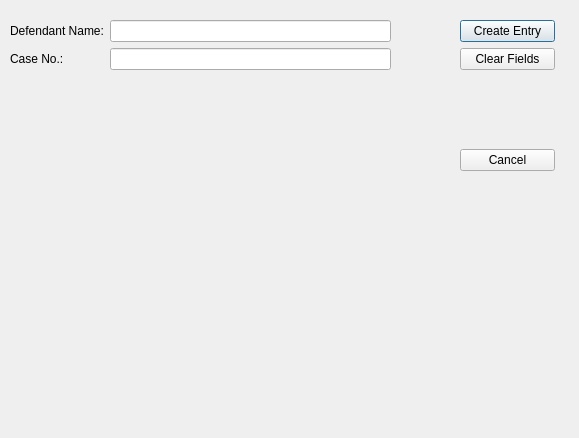
Before: the Qt Designer form ui/TransferEntryDialog.ui in HunterProgram22/MuniEntry, drawn with Qt 5.
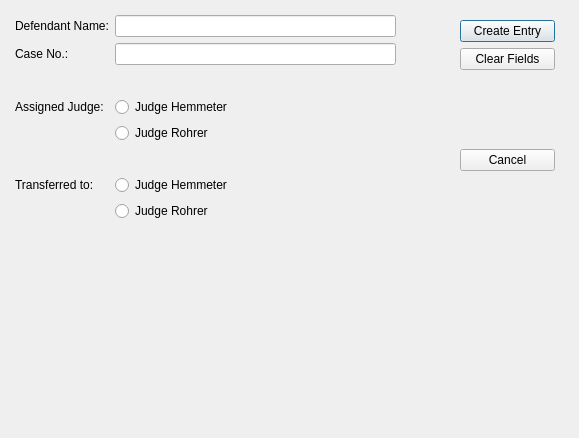
After: the same form once the commit is applied.

Commit message: Added Transfer Entry code and template

```diff
--- a/ui/TransferEntryDialog.ui
+++ b/ui/TransferEntryDialog.ui
@@ -62,10 +62,10 @@
   <widget class="QWidget" name="layoutWidget">
    <property name="geometry">
     <rect>
-     <x>5</x>
-     <y>15</y>
+     <x>10</x>
+     <y>10</y>
      <width>391</width>
-     <height>161</height>
+     <height>421</height>
     </rect>
    </property>
    <layout class="QFormLayout" name="formLayout">
@@ -99,7 +99,113 @@
      </widget>
     </item>
     <item row="1" column="1">
-     <widget class="QLineEdit" name="lineEdit_2"/>
+     <widget class="QLineEdit" name="case_no"/>
+    </item>
+    <item row="2" column="0">
+     <spacer name="horizontalSpacer">
+      <property name="orientation">
+       <enum>Qt::Horizontal</enum>
+      </property>
+      <property name="sizeHint" stdset="0">
+       <size>
+        <width>40</width>
+        <height>20</height>
+       </size>
+      </property>
+     </spacer>
+    </item>
+    <item row="3" column="0">
+     <widget class="QLabel" name="label_3">
+      <property name="text">
+       <string>Assigned Judge:</string>
+      </property>
+     </widget>
+    </item>
+    <item row="3" column="1">
+     <widget class="QRadioButton" name="radioButton_2">
+      <property name="text">
+       <string>Judge Hemmeter</string>
+      </property>
+      <attribute name="buttonGroup">
+       <string notr="true">buttonGroup</string>
+      </attribute>
+     </widget>
+    </item>
+    <item row="4" column="1">
+     <widget class="QRadioButton" name="radioButton">
+      <property name="text">
+       <string>Judge Rohrer</string>
+      </property>
+      <attribute name="buttonGroup">
+       <string notr="true">buttonGroup</string>
+      </attribute>
+     </widget>
+    </item>
+    <item row="5" column="0">
+     <spacer name="horizontalSpacer_2">
+      <property name="orientation">
+       <enum>Qt::Horizontal</enum>
+      </property>
+      <property name="sizeHint" stdset="0">
+       <size>
+        <width>40</width>
+        <height>20</height>
+       </size>
+      </property>
+     </spacer>
+    </item>
+    <item row="5" column="1">
+     <spacer name="horizontalSpacer_3">
+      <property name="orientation">
+       <enum>Qt::Horizontal</enum>
+      </property>
+      <property name="sizeHint" stdset="0">
+       <size>
+        <width>40</width>
+        <height>20</height>
+       </size>
+      </property>
+     </spacer>
+    </item>
+    <item row="2" column="1">
+     <spacer name="horizontalSpacer_4">
+      <property name="orientation">
+       <enum>Qt::Horizontal</enum>
+      </property>
+      <property name="sizeHint" stdset="0">
+       <size>
+        <width>40</width>
+        <height>20</height>
+       </size>
+      </property>
+     </spacer>
+    </item>
+    <item row="6" column="0">
+     <widget class="QLabel" name="label_4">
+      <property name="text">
+       <string>Transferred to:</string>
+      </property>
+     </widget>
+    </item>
+    <item row="6" column="1">
+     <widget class="QRadioButton" name="radioButton_3">
+      <property name="text">
+       <string>Judge Hemmeter</string>
+      </property>
+      <attribute name="buttonGroup">
+       <string notr="true">buttonGroup_2</string>
+      </attribute>
+     </widget>
+    </item>
+    <item row="7" column="1">
+     <widget class="QRadioButton" name="radioButton_4">
+      <property name="text">
+       <string>Judge Rohrer</string>
+      </property>
+      <attribute name="buttonGroup">
+       <string notr="true">buttonGroup_2</string>
+      </attribute>
+     </widget>
     </item>
    </layout>
   </widget>
```
Left out of the diff: 28 changed lines with no effect on the pictures. The commit also changes 5 other files.
